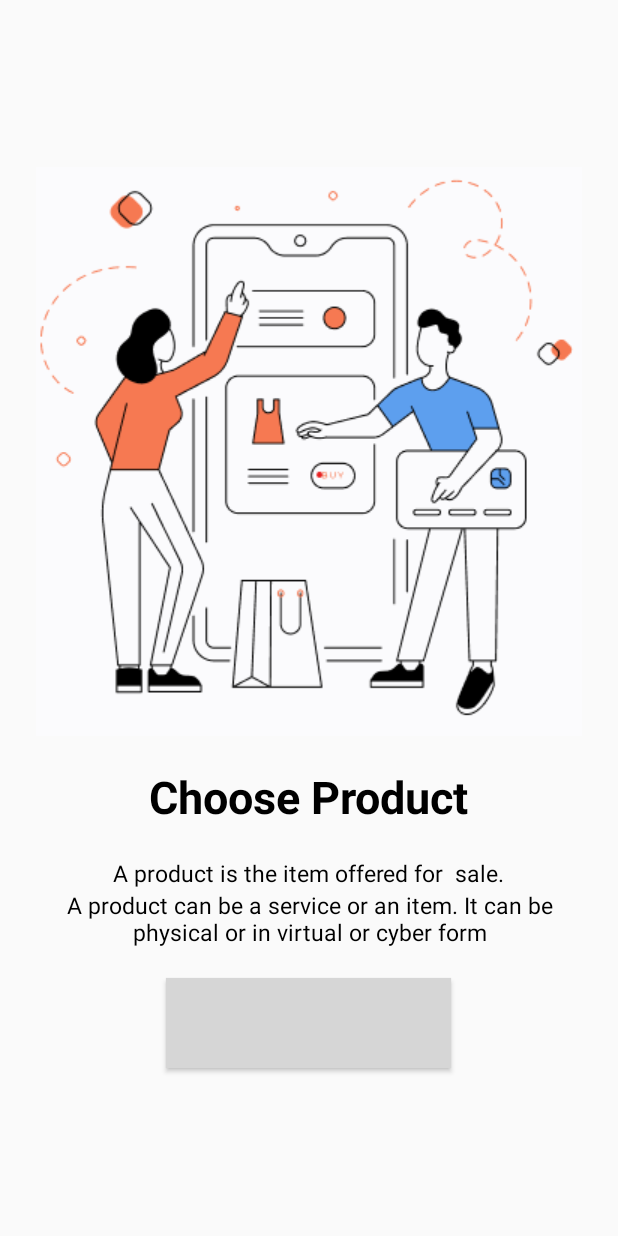
After one commit to EdwardLTC/E-Commerce, an Android app: the fragment OnboardingFragment1 shown on its own in the app's theme, on a phone screen of 412 x 824 dp. The commit adds this screen. Run offline under Robolectric (Android 15) with nearby library versions, the phone set to English and light mode, and no system bars; grey boxes are pictures that could not be loaded.

Commit message:
linh comit

```diff
--- a/Admin/build.gradle
+++ b/Admin/build.gradle
@@ -1,7 +1,7 @@
 // Top-level build file where you can add configuration options common to all sub-projects/modules.
 plugins {
-    id 'com.android.application' version '7.2.0' apply false
-    id 'com.android.library' version '7.2.0' apply false
+    id 'com.android.application' version '7.3.0' apply false
+    id 'com.android.library' version '7.3.0' apply false
 }
 
 task clean(type: Delete) {
--- /dev/null
+++ b/Seller_User/app/src/main/java/com/edward/myapplication/OnboardingFragment1.java
@@ -0,0 +1,79 @@
+package com.edward.myapplication;
+
+import android.content.Intent;
+import android.os.Bundle;
+
+import androidx.fragment.app.Fragment;
+
+import android.view.LayoutInflater;
+import android.view.View;
+import android.view.ViewGroup;
+import android.widget.Button;
+
+/**
+ * A simple {@link Fragment} subclass.
+ * Use the {@link OnboardingFragment1#newInstance} factory method to
+ * create an instance of this fragment.
+ */
+public class OnboardingFragment1 extends Fragment {
+private Button btn_obf1;
+private View nview;
+
+
+    // TODO: Rename parameter arguments, choose names that match
+    // the fragment initialization parameters, e.g. ARG_ITEM_NUMBER
+    private static final String ARG_PARAM1 = "param1";
+    private static final String ARG_PARAM2 = "param2";
+
+    // TODO: Rename and change types of parameters
+    private String mParam1;
+    private String mParam2;
+
+    public OnboardingFragment1() {
+        // Required empty public constructor
+    }
+
+    /**
+     * Use this factory method to create a new instance of
+     * this fragment using the provided parameters.
+     *
+     * @param param1 Parameter 1.
+     * @param param2 Parameter 2.
+     * @return A new instance of fragment OnboardingFragment1.
+     */
+    // TODO: Rename and change types and number of parameters
+    public static OnboardingFragment1 newInstance(String param1, String param2) {
+        OnboardingFragment1 fragment = new OnboardingFragment1();
+        Bundle args = new Bundle();
+        args.putString(ARG_PARAM1, param1);
+        args.putString(ARG_PARAM2, param2);
+        fragment.setArguments(args);
+        return fragment;
+    }
+
+    @Override
+    public void onCreate(Bundle savedInstanceState) {
+        super.onCreate(savedInstanceState);
+        if (getArguments() != null) {
+            mParam1 = getArguments().getString(ARG_PARAM1);
+            mParam2 = getArguments().getString(ARG_PARAM2);
+        }
+    }
+
+    @Override
+    public View onCreateView(LayoutInflater inflater, ViewGroup container,
+                             Bundle savedInstanceState) {
+        // Inflate the layout for this fragment
+        nview = inflater.inflate(R.layout.fragment_onboarding1, container, false);
+ btn_obf1 = nview.findViewById(R.id.btn_obd1);
+ btn_obf1.setOnClickListener(new View.OnClickListener() {
+     @Override
+     public void onClick(View view) {
+         Intent intent = new Intent(getActivity(),OnboardingFragment2.class);
+         getActivity().startActivity(intent);
+     }
+ });
+
+        return nview;
+    }
+}
--- /dev/null
+++ b/Seller_User/app/src/main/res/drawable/orange.xml
@@ -0,0 +1,6 @@
+<?xml version="1.0" encoding="utf-8"?>
+<shape xmlns:android="http://schemas.android.com/apk/res/android"
+    android:shape="oval">
+    <solid android:color="@color/btn_default"/>
+    <size android:width="5dp" android:height="5dp"/>
+</shape>
--- /dev/null
+++ b/Seller_User/app/src/main/res/layout/fragment_onboarding1.xml
@@ -0,0 +1,51 @@
+<?xml version="1.0" encoding="utf-8"?>
+<LinearLayout xmlns:android="http://schemas.android.com/apk/res/android"
+    xmlns:tools="http://schemas.android.com/tools"
+    android:layout_width="match_parent"
+    android:layout_height="match_parent"
+    android:orientation="vertical"
+    android:gravity="center"
+    android:padding="16dp"
+    tools:context=".OnboardingFragment1">
+
+    <ImageView
+        android:layout_width="wrap_content"
+        android:layout_height="wrap_content"
+        android:src="@drawable/splash1"/>
+    <TextView
+        android:layout_width="wrap_content"
+        android:layout_height="wrap_content"
+        android:text="Choose Product"
+        android:textSize="30dp"
+        android:textStyle="bold"
+        android:textColor="@color/black"
+        android:layout_marginTop="20dp"/>
+    <TextView
+        android:layout_width="wrap_content"
+        android:layout_height="wrap_content"
+        android:text="A product is the item offered for  sale."
+        android:textSize="15dp"
+        android:textColor="@color/black"
+        android:layout_marginTop="20dp"/>
+    <TextView
+        android:layout_width="wrap_content"
+        android:layout_height="wrap_content"
+        android:text="A product can be a service or an item. It can be physical or in virtual or cyber form"
+        android:textSize="15dp"
+        android:gravity="center"
+        android:textColor="@color/black"
+      />
+    <Button
+        android:id="@+id/btn_obd1"
+        android:layout_width="190dp"
+        android:layout_height="60dp"
+        android:layout_marginTop="20dp"
+        android:background="@drawable/organge2"
+        android:text="Next >"
+        android:textColor="@color/white"
+        />
+
+
+
+
+</LinearLayout>
--- a/Seller_User/app/src/main/res/values/strings.xml
+++ b/Seller_User/app/src/main/res/values/strings.xml
@@ -3,4 +3,6 @@
 
     <string name="open">Open</string>
     <string name="close">Close</string>
+    <!-- TODO: Remove or change this placeholder text -->
+    <string name="hello_blank_fragment">Hello blank fragment</string>
 </resources>
--- a/Seller_User/build.gradle
+++ b/Seller_User/build.gradle
@@ -1,7 +1,7 @@
 // Top-level build file where you can add configuration options common to all sub-projects/modules.
 plugins {
-    id 'com.android.application' version '7.2.0' apply false
-    id 'com.android.library' version '7.2.0' apply false
+    id 'com.android.application' version '7.3.0' apply false
+    id 'com.android.library' version '7.3.0' apply false
 }
 
 task clean(type: Delete) {
```
Also changed, not shown: Seller_User/app/build.gradle (+7 -0 lines), Seller_User/app/src/main/AndroidManifest.xml (+9 -1 lines), Seller_User/app/src/main/java/com/edward/myapplication/OnboardingActivity.java (added, +64 -0 lines), Seller_User/app/src/main/java/com/edward/myapplication/OnboardingFragment2.java (added, +81 -0 lines), Seller_User/app/src/main/java/com/edward/myapplication/OnboardingFragment3.java (added, +78 -0 lines), Seller_User/app/src/main/java/com/edward/myapplication/ViewPagerAdapter.java (added, +34 -0 lines), Seller_User/app/src/main/res/layout/activity_onboarding.xml (added, +33 -0 lines), Seller_User/app/src/main/res/layout/fragment_onboarding2.xml (added, +50 -0 lines), Seller_User/app/src/main/res/layout/fragment_onboarding3.xml (added, +58 -0 lines), Admin/gradle/wrapper/gradle-wrapper.properties, Seller_User/app/src/main/res/drawable/splash1.png (added), Seller_User/app/src/main/res/drawable/splash2.png (added), Seller_User/app/src/main/res/drawable/splash3.png (added), Seller_User/gradle/wrapper/gradle-wrapper.properties.
